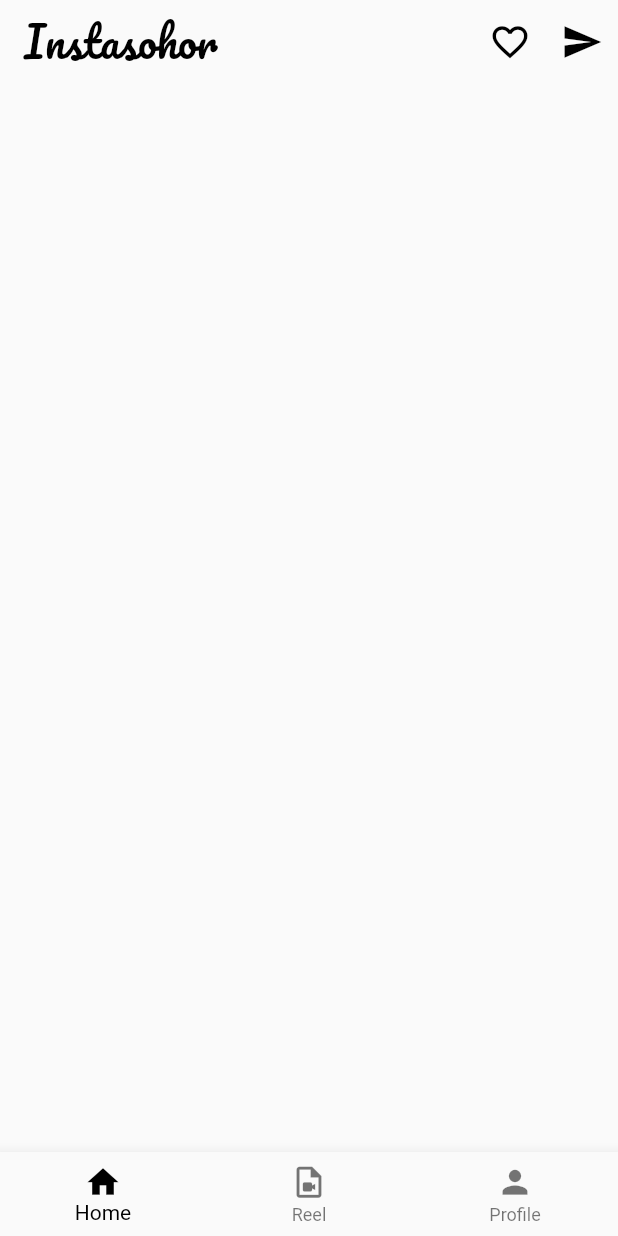
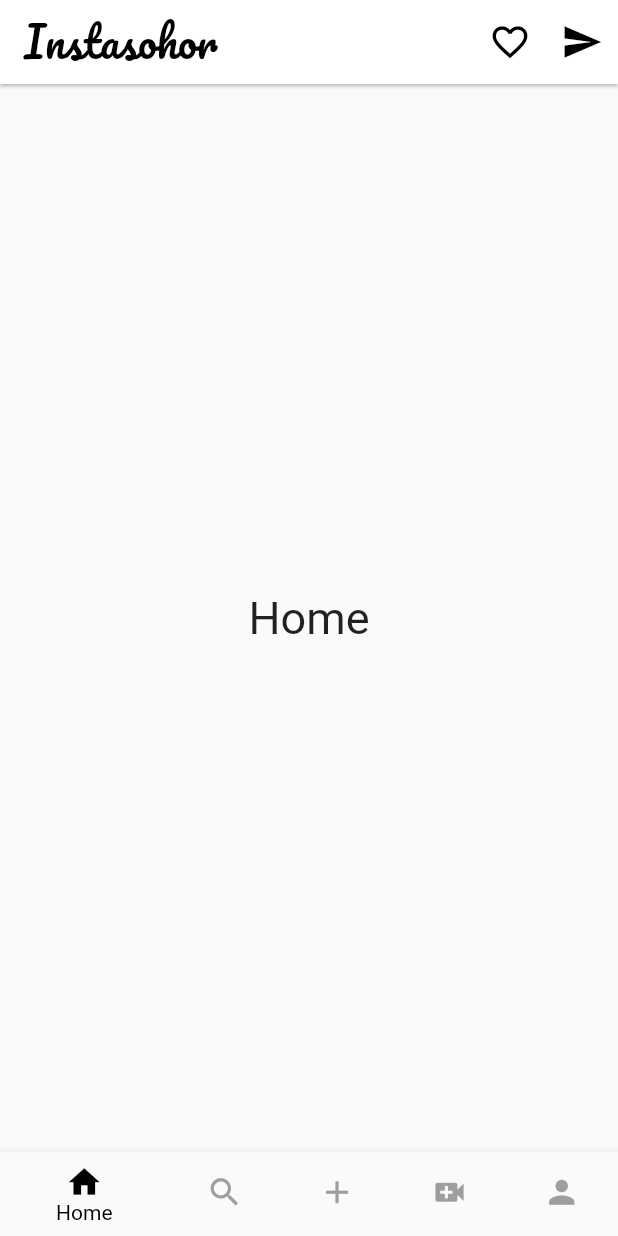
Before and after one commit to Itadori-Nishat/InstaSohor, a Flutter app: the screen it shows after launch, on a phone screen of 412 x 824 dp. Run offline on Flutter 3.47's test engine with Material 2 defaults, Android fonts, the phone set to English and light mode, and no system bars; our stand-ins replace fluttertoast, google_fonts, qr_flutter; missing offline and left inert: shake.

Commit message:
more nab added

```diff
--- a/lib/Bottom Nav Bar/InstaHomePage.dart
+++ b/lib/Bottom Nav Bar/InstaHomePage.dart
@@ -15,8 +15,8 @@ class _InstaHomePageState extends State<InstaHomePage> {
   Widget build(BuildContext context) {
     return Scaffold(
       appBar: AppBar(
-        backgroundColor: Colors.transparent,
-        elevation: 0,
+        backgroundColor: Colors.white,
+        elevation: 1,
         title: Text("Instasohor",style: GoogleFonts.pacifico(textStyle: TextStyle(
           color: Colors.black,
           fontSize: 28
@@ -36,6 +36,11 @@ class _InstaHomePageState extends State<InstaHomePage> {
               icon: Icon(Icons.send, color: Colors.black,size: 28,))
         ],
       ),
+      body: Center(
+        child: Text("Home",style: TextStyle(
+            fontSize: 30
+        ),),
+      ),
     );
   }
 }
--- a/lib/Bottom Nav Bar/InstaSohorMainHomePage.dart
+++ b/lib/Bottom Nav Bar/InstaSohorMainHomePage.dart
@@ -1,6 +1,8 @@
 import 'package:flutter/material.dart';
 import 'package:untitledsadfawdsfdfasdf/Bottom%20Nav%20Bar/InstaHomePage.dart';
+import 'package:untitledsadfawdsfdfasdf/Bottom%20Nav%20Bar/Post%20Add.dart';
 import 'package:untitledsadfawdsfdfasdf/Bottom%20Nav%20Bar/ReelPage.dart';
+import 'package:untitledsadfawdsfdfasdf/Bottom%20Nav%20Bar/SearchPage.dart';
 import 'package:untitledsadfawdsfdfasdf/ProfilePages%20ui/ProfilePage.dart';
 
 class InstaSohorMainHomePage extends StatefulWidget {
@@ -19,6 +21,8 @@ class _InstaSohorMainHomePageState extends State<InstaSohorMainHomePage> {
   }
   final List _pages = [
     const InstaHomePage(),
+    const InstaSearchPage(),
+    const InstaPostAddPage(),
     const InstaReelPage(),
     ProfileGridViewPage(),
 
@@ -30,12 +34,15 @@ class _InstaSohorMainHomePageState extends State<InstaSohorMainHomePage> {
       body: _pages[_currentPage],
       bottomNavigationBar: BottomNavigationBar(
         selectedItemColor: Colors.black,
+        unselectedItemColor: Colors.grey,
         currentIndex: _currentPage,
         onTap: _selectedPage,
         items: [
-          BottomNavigationBarItem(icon: const Icon(Icons.home, size: 25,), label: "Home", backgroundColor: Colors.black),
-          BottomNavigationBarItem(icon: const Icon(Icons.video_file_outlined, size: 25,), label: "Reel", backgroundColor: Colors.teal.shade400),
-          BottomNavigationBarItem(icon: const Icon(Icons.person, size: 25,), label: "Profile", backgroundColor: Colors.teal.shade800),
+          const BottomNavigationBarItem(icon: Icon(Icons.home, size: 25,), label: "Home",),
+          const BottomNavigationBarItem(icon: Icon(Icons.search, size: 25,), label: "Search",),
+          const BottomNavigationBarItem(icon: Icon(Icons.add, size: 25,), label: "Add",),
+          const BottomNavigationBarItem(icon: Icon(Icons.video_call, size: 25,), label: "Reel",),
+          const BottomNavigationBarItem(icon: Icon(Icons.person, size: 25,), label: "Profile",),
         ],
       ),
     );
```
Also changed, not shown: lib/Bottom Nav Bar/Post Add.dart (added, +16 -0 lines), lib/Bottom Nav Bar/ReelPage.dart (+4 -4 lines), lib/Bottom Nav Bar/SearchPage.dart (added, +16 -0 lines).
